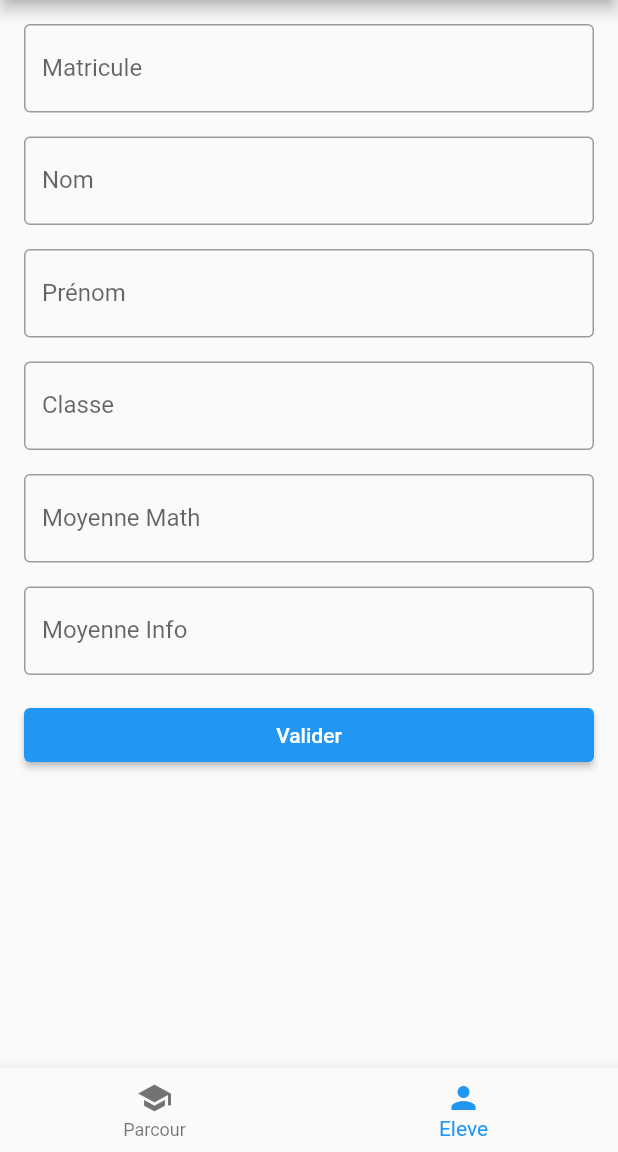
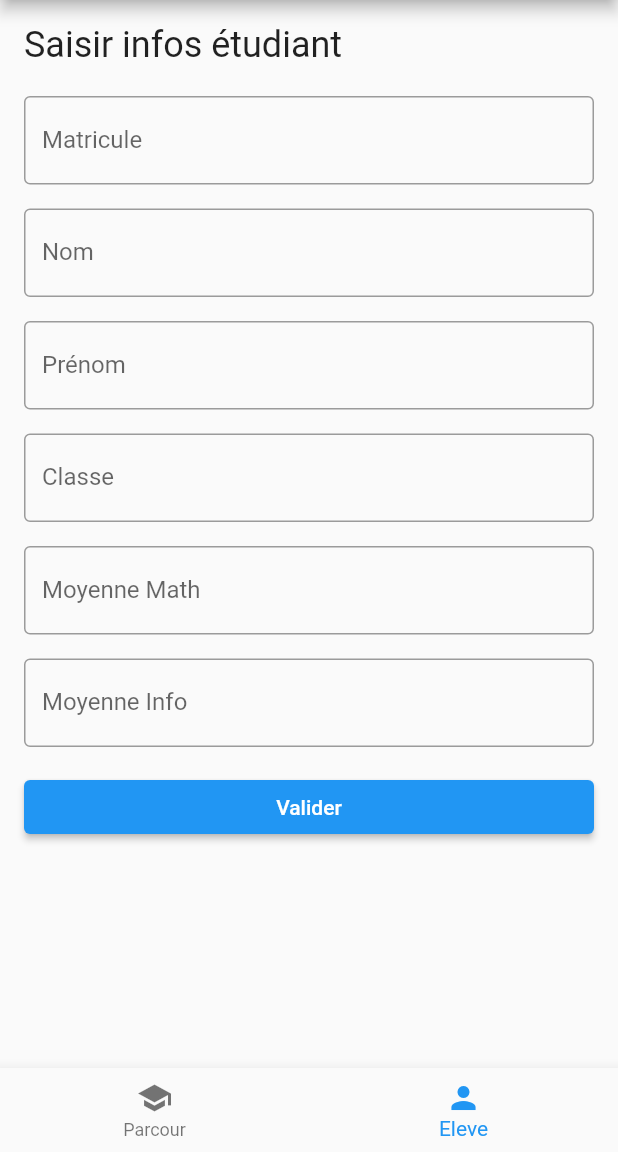
Before and after one commit to AngeATT/crud_ecole, a Flutter app: the screen it shows after launch, item 2 of the bottom bar chosen, on a phone screen of 412 x 824 dp, the part 84-1236 px from its top. Run offline on Flutter 3.47's test engine with Material 2 defaults, Android fonts, the phone set to English and light mode, and no system bars.

Commit message:
ajout du scroll view

```diff
--- a/lib/pages/AjouterEleve.dart
+++ b/lib/pages/AjouterEleve.dart
@@ -19,13 +19,20 @@ class _AjouterEleveState extends State<AjouterEleve> {
 
   @override
   Widget build(BuildContext context) {
-    return Padding(
+    return ListView(
+      children: <Widget>[
+    Padding(
     padding: const EdgeInsets.all(16.0),
     child: Form(
     key: _formKey,
     child: Column(
     crossAxisAlignment: CrossAxisAlignment.stretch,
     children: [
+    Text(
+    'Saisir infos étudiant',
+    style: TextStyle(fontSize: 24.0),
+    ),
+    SizedBox(height: 20.0),
     TextFormField(
     decoration: InputDecoration(
     labelText: 'Matricule',
@@ -128,6 +135,9 @@ class _AjouterEleveState extends State<AjouterEleve> {
     ],
     ),
     )
+    )
+      ],
     );
+
   }
 }
```
Lines whose indentation alone changed are shown as unchanged.
